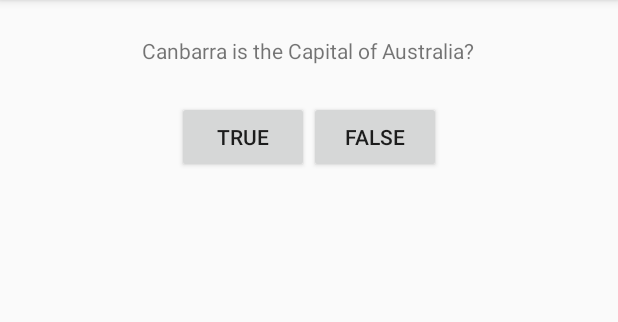
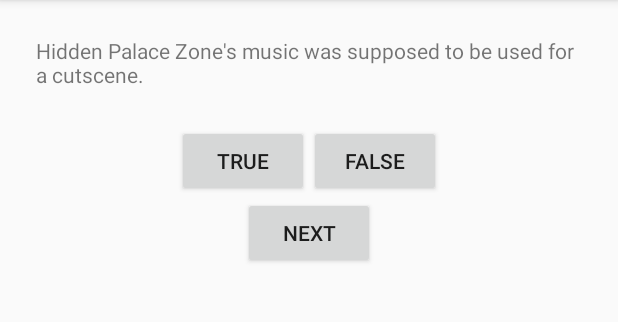
Before and after one commit to jonathankoenigau/AndroidMobileTextbookChapters, an Android app: the screen it shows after launch (MainActivity), after a tap on "TRUE", on a phone screen of 412 x 824 dp, the part 84-406 px from its top. Run offline under Robolectric (Android 15) with nearby library versions, the phone set to English and light mode, and no system bars.

Commit message:
Chapter 2 Completed

```diff
--- a/app/build.gradle
+++ b/app/build.gradle
@@ -20,7 +20,7 @@ android {
 
 dependencies {
     implementation fileTree(dir: 'libs', include: ['*.jar'])
-    implementation 'com.android.support:appcompat-v7:28.0.0-rc02'
+    implementation 'com.android.support:appcompat-v7:28.0.0-alpha1'
     implementation 'com.android.support.constraint:constraint-layout:1.1.3'
     testImplementation 'junit:junit:4.12'
     androidTestImplementation 'com.android.support.test:runner:1.0.2'
--- a/app/src/main/java/com/example/jonathankoenig/test/MainActivity.java
+++ b/app/src/main/java/com/example/jonathankoenig/test/MainActivity.java
@@ -4,33 +4,83 @@ import android.support.v7.app.AppCompatActivity;
 import android.os.Bundle;
 import android.view.View;
 import android.widget.Button;
+import android.widget.TextView;
 import android.widget.Toast;
 
 public class MainActivity extends AppCompatActivity {
 
     private Button mTrueButton;
     private Button mFalseButton;
+    private Button mNextButton;
+    private TextView mQuestionTextView;
+
+    // Questions
+    private Question[] mQuestionBank = new Question[] {
+            new Question(R.string.question_sonicTwo, true),
+            new Question(R.string.question_marble, true),
+            new Question(R.string.question_pole, false),
+            new Question(R.string.question_space, true),
+            new Question(R.string.question_pokemon, false),
+            new Question(R.string.question_bootleg, true)
+    };
+
+    private int mCurrentIndex = 0;
 
     @Override
     protected void onCreate(Bundle savedInstanceState) {
         super.onCreate(savedInstanceState);
         setContentView(R.layout.activity_main);
 
+        // Uses an int to go through the question array and set the TextView to the text of the question.
+        mQuestionTextView = (TextView) findViewById(R.id.question_text_view);
+        updateQuestion();
+
         mTrueButton = (Button) findViewById(R.id.true_button);
         mFalseButton = (Button) findViewById(R.id.false_button);
+        mNextButton = (Button) findViewById(R.id.next_button);
 
         mTrueButton.setOnClickListener(new View.OnClickListener() {
             @Override
             public void onClick(View v) {
-                Toast.makeText(MainActivity.this, R.string.correct_toast, Toast.LENGTH_SHORT).show();
+                checkAnswer(true);
             }
         });
 
         mFalseButton.setOnClickListener(new View.OnClickListener() {
             @Override
             public void onClick(View v) {
-                Toast.makeText(MainActivity.this, R.string.incorrect_toast, Toast.LENGTH_SHORT).show();
+                checkAnswer(false);
+            }
+        });
+
+        mNextButton.setOnClickListener(new View.OnClickListener() {
+            @Override
+            public void onClick(View v) {
+                // If the index goes over the number of question available, it will go back to 0.
+                mCurrentIndex = (mCurrentIndex + 1) % mQuestionBank.length;
+                // Sets TextView using new index
+                updateQuestion();
             }
         });
     }
+
+    private void updateQuestion() {
+        int question = mQuestionBank[mCurrentIndex].getTextResId();
+        mQuestionTextView.setText(question);
+    }
+
+    private void checkAnswer(boolean userPressedTrue) {
+        boolean answerIsTrue = mQuestionBank[mCurrentIndex].getAnswerTrue();
+
+        int messageResId = 0;
+
+        if (userPressedTrue == answerIsTrue) {
+            messageResId = R.string.correct_toast;
+        }
+        else {
+            messageResId = R.string.incorrect_toast;
+        }
+
+        Toast.makeText(MainActivity.this, messageResId, Toast.LENGTH_SHORT).show();
+    }
 }
--- a/app/src/main/res/layout/activity_main.xml
+++ b/app/src/main/res/layout/activity_main.xml
@@ -8,11 +8,10 @@
     tools:context=".MainActivity">
 
     <TextView
-        android:id="@+id/question_text"
+        android:id="@+id/question_text_view"
         android:layout_width="wrap_content"
         android:layout_height="wrap_content"
         android:padding="24dp"
-        android:text="@string/question_text"
         android:layout_gravity="center_horizontal"/>
 
     <LinearLayout
@@ -36,4 +35,12 @@
 
     </LinearLayout>
 
+    <Button
+        android:id="@+id/next_button"
+        android:layout_width="wrap_content"
+        android:layout_height="wrap_content"
+        android:text="@string/next_button"
+        android:orientation="horizontal"
+        android:layout_gravity="center_horizontal"/>
+
 </LinearLayout>
--- a/app/src/main/res/values/strings.xml
+++ b/app/src/main/res/values/strings.xml
@@ -1,8 +1,14 @@
 <resources>
     <string name="app_name">test</string>
-    <string name="question_text">Canbarra is the Capital of Australia?</string>
+    <string name="question_sonicTwo">Hidden Palace Zone\'s music was supposed to be used for a cutscene.</string>
+    <string name="question_marble">A sequel to Marble Madness was created, but never released.</string>
+    <string name="question_pole">Namco made a Pole Position game where Pac-Man is driving the car.</string>
+    <string name="question_space">Sega made a Space Harrier game where you play as Opa-Opa.</string>
+    <string name="question_pokemon">Pokemon Pinball includes music from the Japanese and English show.</string>
+    <string name="question_bootleg">There are many bootleg NES games that call themselves sequels to the original three Super Mario Bros. games.\nThese numbered sequels go up to 17.</string>
     <string name="true_button">True</string>
     <string name="false_button">False</string>
+    <string name="next_button">Next</string>
     <string name="correct_toast">Correct!</string>
     <string name="incorrect_toast">Incorrect!</string>
 </resources>
```
Also changed, not shown: app/src/main/java/com/example/jonathankoenig/test/Question.java (+0 -1 lines).
